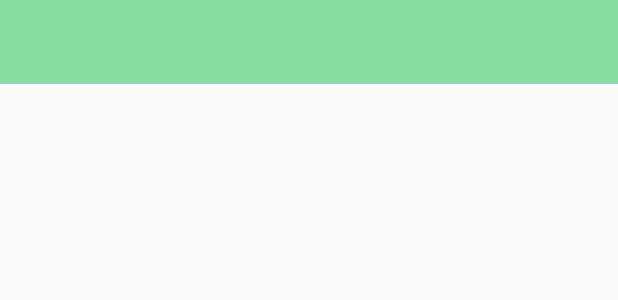
After one commit to JeremyLeahy/Hillforts, an Android app: the layout activity_hillfort_list.xml on its own in the app's theme, with its tools: preview values and no code run, on a phone screen of 412 x 824 dp. The commit adds this screen. Shown: the top 300 px of the screen. Run offline under Robolectric (Android 15) with nearby library versions, the phone set to English and light mode, and no system bars.

Commit message:
New Activity added: HillfortListActivity
New activity layout and class added

Activity marked as initial entry point in AndroidManifest.xml

```diff
--- /dev/null
+++ b/app/src/main/res/layout/activity_hillfort_list.xml
@@ -0,0 +1,24 @@
+<?xml version="1.0" encoding="utf-8"?>
+<androidx.coordinatorlayout.widget.CoordinatorLayout xmlns:android="http://schemas.android.com/apk/res/android"
+    xmlns:app="http://schemas.android.com/apk/res-auto"
+    xmlns:tools="http://schemas.android.com/tools"
+    android:layout_width="match_parent"
+    android:layout_height="match_parent"
+    tools:context="org.wit.hillfort.activities.HillfortListActivity">
+
+    <com.google.android.material.appbar.AppBarLayout
+        android:layout_width="match_parent"
+        android:layout_height="wrap_content"
+        android:background="@color/colorAccent"
+        android:fitsSystemWindows="true"
+        app:elevation="0dip"
+        app:theme="@style/ThemeOverlay.AppCompat.Dark.ActionBar">
+
+        <androidx.appcompat.widget.Toolbar
+            android:id="@+id/toolbar"
+            android:layout_width="match_parent"
+            android:layout_height="wrap_content"
+            app:titleTextColor="@color/colorPrimary" />
+    </com.google.android.material.appbar.AppBarLayout>
+
+</androidx.coordinatorlayout.widget.CoordinatorLayout>
```
Also changed, not shown: app/src/main/AndroidManifest.xml (+4 -3 lines), app/src/main/java/org/wit/hillforts/activities/HillfortActivity.kt (+4 -4 lines), app/src/main/java/org/wit/hillforts/activities/HillfortListActivity.kt (added, +17 -0 lines).
